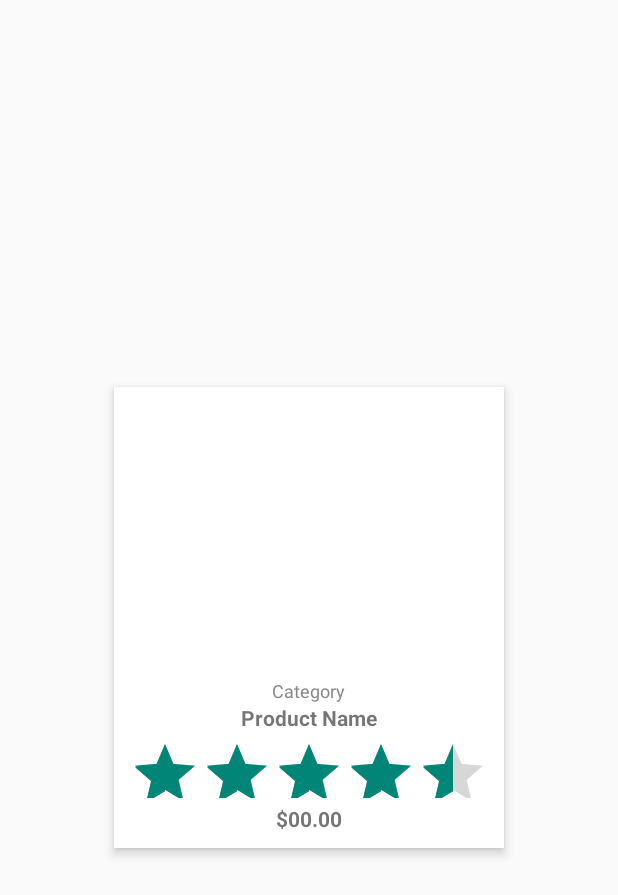
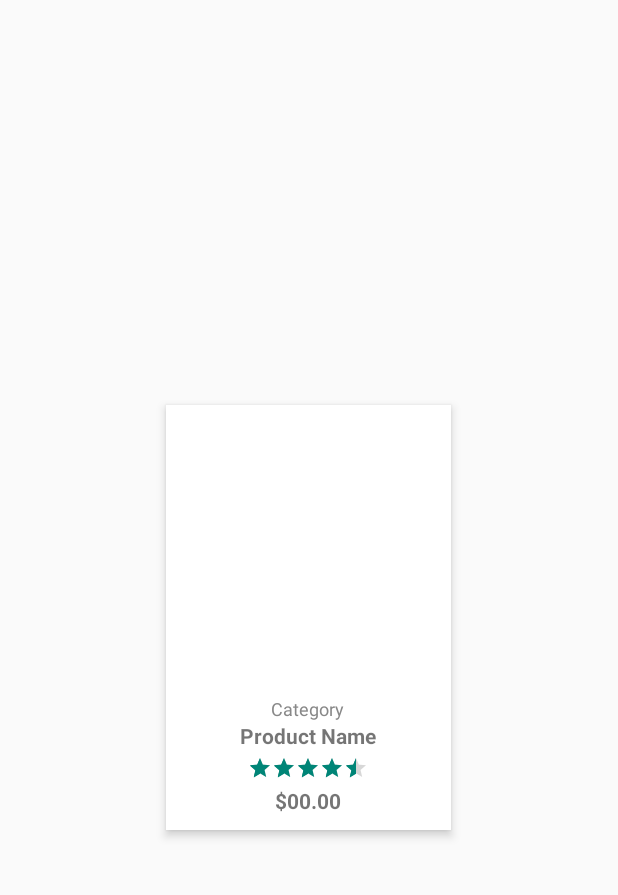
Before and after one commit to supekarsuraj/Book-My-Parking, an Android app built with Jetpack Compose: the layout item_product.xml on its own in the app's theme, with its tools: preview values and no code run, on a phone screen of 412 x 824 dp. Shown: the top 895 px of the screen. Run offline under Robolectric (Android 15) with nearby library versions, the phone set to English and light mode, and no system bars.

Commit message:
rating-bar
rating-bar

```diff
--- a/app/src/main/res/layout/item_product.xml
+++ b/app/src/main/res/layout/item_product.xml
@@ -34,18 +34,19 @@
         android:textStyle="bold"
         android:layout_gravity="center"/>
 
-    <!-- Star Rating System -->
     <RatingBar
         android:id="@+id/ratingBar"
         android:layout_width="wrap_content"
-        android:layout_height="40dp"
+        android:layout_height="wrap_content"
         android:numStars="5"
         android:stepSize="0.5"
         android:rating="4.5"
         android:isIndicator="true"
         android:layout_gravity="center"
         android:layout_marginTop="4dp"
-        android:theme="@style/Widget.AppCompat.RatingBar.Small"/>
+        style="?android:attr/ratingBarStyleSmall"/>
+
+
 
     <TextView
         android:id="@+id/tvPrice"
```
Also changed, not shown: app/src/main/java/com/example/bookmyparking/Home/homePage.kt (+1 -13 lines).
